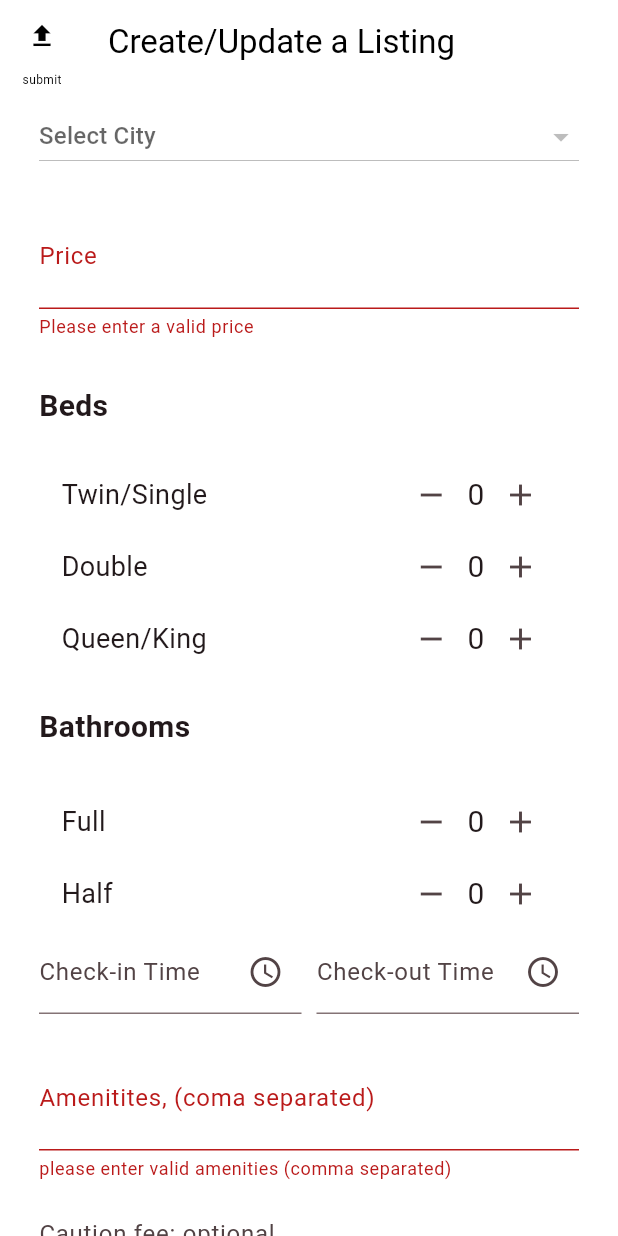
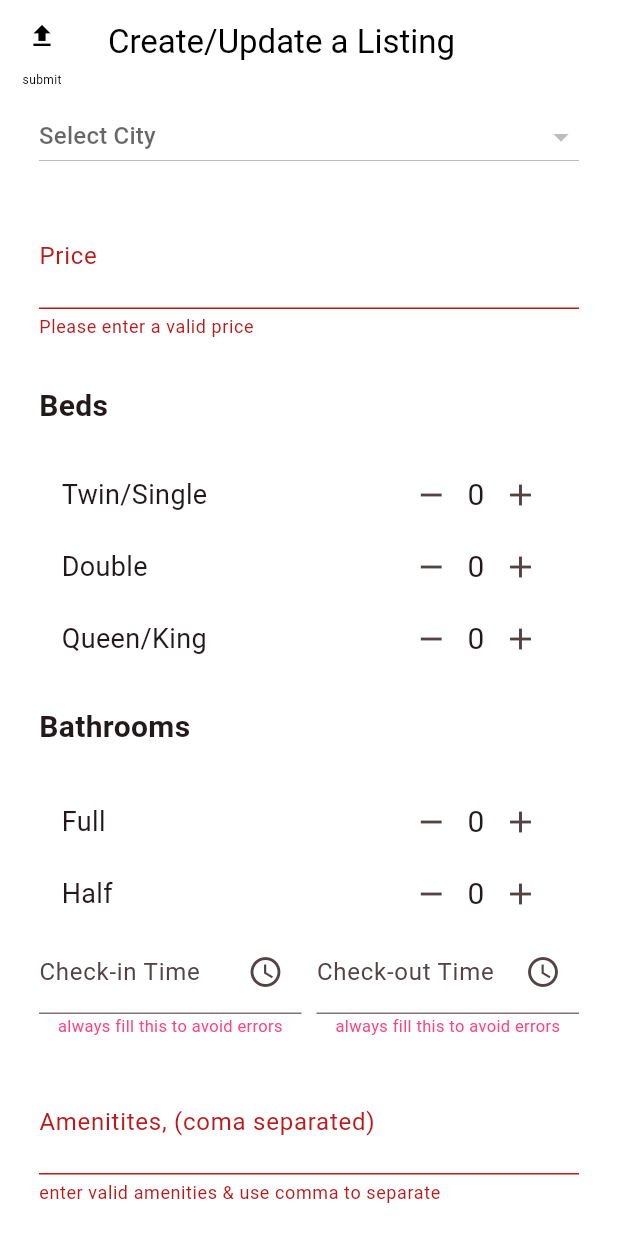
Before and after one commit to cotmade/cotmade, a Flutter app: the CreatePostingScreen screen opened directly, scrolled down 576 dp, after a tap on the "upload" icon, on a phone screen of 412 x 824 dp. Run offline on Flutter 3.47's test engine with Material 3 defaults, Android fonts, the light colour scheme and no system bars; our stand-ins replace cached_network_image, carousel_slider, cloud_firestore, connectivity_plus, custom_rating_bar, file_picker and 26 more; missing offline and left inert: flutter_email_sender, flutter_faq, flutterwave_standard, image_picker_platform_interface, mailer, photo_manager and 1 more; accounts and stored records are empty.

Commit message:
Update create_posting_screen.dart
corrections made

```diff
--- a/lib/view/hostScreens/create_posting_screen.dart
+++ b/lib/view/hostScreens/create_posting_screen.dart
@@ -12,6 +12,7 @@ import 'package:image_picker/image_picker.dart';
 import 'package:cotmade/view/hostScreens/boost_property_screen.dart';
 import 'package:cloud_firestore/cloud_firestore.dart';
 import 'package:cotmade/view/hostScreens/create_promo_screen.dart';
+import 'package:firebase_storage/firebase_storage.dart';
 
 class CreatePostingScreen extends StatefulWidget {
   PostingModel? posting;
@@ -454,6 +455,7 @@ class _CreatePostingScreenState extends State<CreatePostingScreen> {
         .get();
   }
 
+  // Method to delete the image
   void _removeImage(int index) {
     setState(() {
       _imagesList!
@@ -558,9 +560,10 @@ class _CreatePostingScreenState extends State<CreatePostingScreen> {
                     }
 
                     await postingViewModel.updatePostingInfoToFirestore();
+                    await postingViewModel.addImagesToFirebaseStorage();
 
-                    Get.snackbar("Update Listing",
-                        "your listing is updated successfully.");
+                    Get.snackbar(
+                        "Updated", "your listing has updated successfully.");
                   }
 
                   // clear posting model
@@ -1080,7 +1083,9 @@ class _CreatePostingScreenState extends State<CreatePostingScreen> {
                         children: [
                           // Check-in Time
                           Expanded(
-                            child: TextFormField(
+                            child: Column(
+                              children: [
+                                TextFormField(
                                   controller: _checkInTimeController,
                                   readOnly: true,
                                   decoration: InputDecoration(
@@ -1092,11 +1097,19 @@ class _CreatePostingScreenState extends State<CreatePostingScreen> {
                                     ),
                                   ),
                                 ),
+                                Text('always fill this to avoid errors',
+                                    style: TextStyle(
+                                        color: Colors.pinkAccent,
+                                        fontSize: 11)),
+                              ],
+                            ),
                           ),
                           SizedBox(width: 10), // Add space between the fields
                           // Check-out Time
                           Expanded(
-                            child: TextFormField(
+                            child: Column(
+                              children: [
+                                TextFormField(
                                   controller: _checkOutTimeController,
                                   readOnly: true,
                                   decoration: InputDecoration(
@@ -1107,6 +1120,12 @@ class _CreatePostingScreenState extends State<CreatePostingScreen> {
                                           _selectTime(context, 'checkOut'),
                                     ),
                                   ),
+                                ),
+                                Text('always fill this to avoid errors',
+                                    style: TextStyle(
+                                        color: Colors.pinkAccent,
+                                        fontSize: 11)),
+                              ],
                             ),
                           ),
                         ],
@@ -1124,7 +1143,7 @@ class _CreatePostingScreenState extends State<CreatePostingScreen> {
                           controller: _amenitiesTextEditingController,
                           validator: (text) {
                             if (text!.isEmpty) {
-                              return "please enter valid amenities (comma separated)";
+                              return "enter valid amenities & use comma to separate";
                             }
                             return null;
                           },
@@ -1138,7 +1157,8 @@ class _CreatePostingScreenState extends State<CreatePostingScreen> {
                         padding: const EdgeInsets.only(top: 1.0),
                         child: TextFormField(
                           decoration: const InputDecoration(
-                              labelText: "Caution fee: optional"),
+                              labelText:
+                                  "Caution fee: optional. Enter 0 if none"),
                           style: const TextStyle(
                             fontSize: 25.0,
                           ),
```
Lines whose indentation alone changed are shown as unchanged.
